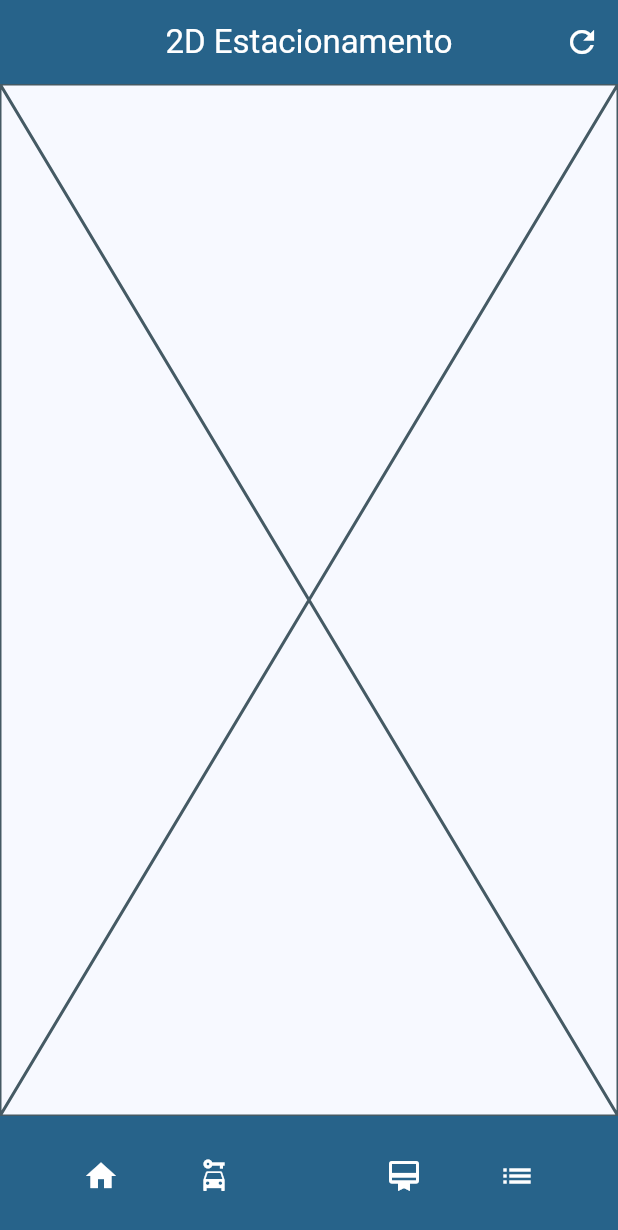
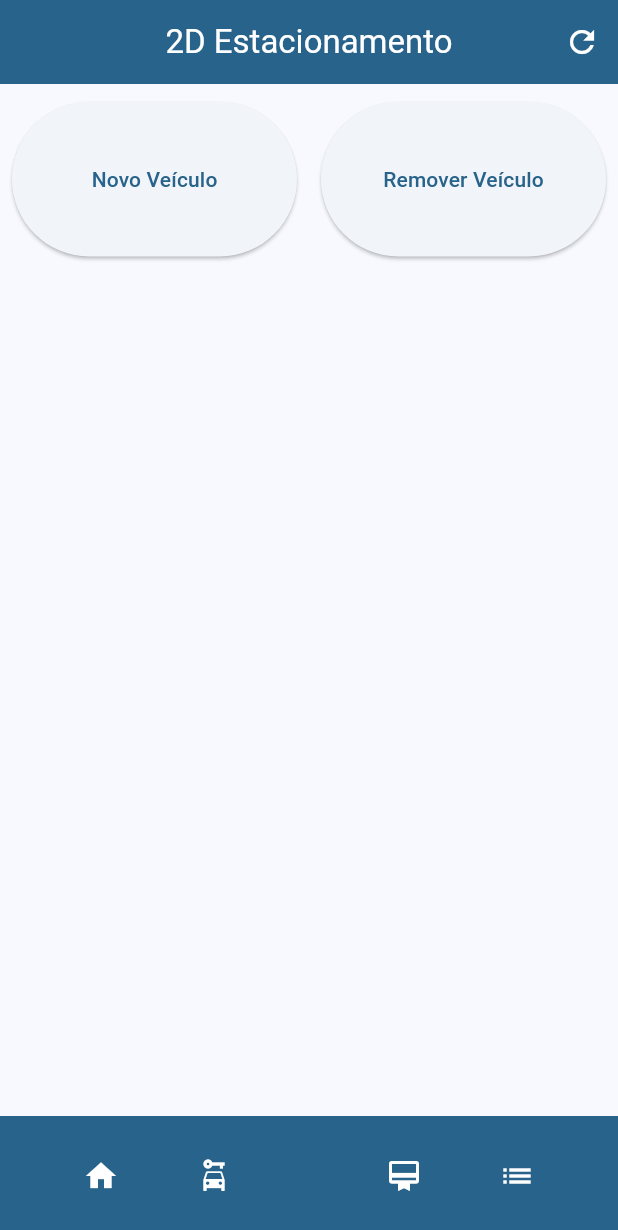
Before and after one commit to Davipcrs/parking-app, a Flutter app: the screen it shows after launch, on a phone screen of 412 x 824 dp. Shown: the top 1230 px of the screen. Run offline on Flutter 3.47's test engine with Material 2 defaults, Android fonts, the phone set to English and light mode, and no system bars; our stand-ins replace dio, fl_chart, flutter_riverpod, go_router.

Commit message:
Landing page development start

```diff
--- a/lib/view/main_view.dart
+++ b/lib/view/main_view.dart
@@ -12,7 +12,39 @@ class MainWidget extends ConsumerWidget {
     return Scaffold(
         appBar: customAppBar(context, ref, "2D Estacionamento"),
         bottomNavigationBar: appBottomBar(context, ref),
-        body: const Placeholder()
+        body: Padding(
+          padding: const EdgeInsets.only(top: 4.0),
+          child: Column(
+            children: [
+              Row(
+                children: [
+                  Padding(
+                    padding: const EdgeInsets.all(8.0),
+                    child: SizedBox(
+                      width: MediaQuery.of(context).size.width / 2 - 16,
+                      height: MediaQuery.of(context).size.height / 8,
+                      child: ElevatedButton(
+                        child: Text("Novo Veículo"),
+                        onPressed: () {},
+                      ),
+                    ),
+                  ),
+                  Padding(
+                    padding: const EdgeInsets.all(8.0),
+                    child: SizedBox(
+                      width: MediaQuery.of(context).size.width / 2 - 16,
+                      height: MediaQuery.of(context).size.height / 8,
+                      child: ElevatedButton(
+                        child: Text("Remover Veículo"),
+                        onPressed: () {},
+                      ),
+                    ),
+                  ),
+                ],
+              ),
+            ],
+          ),
+        )
         /*
         Column(
           children: [
```
